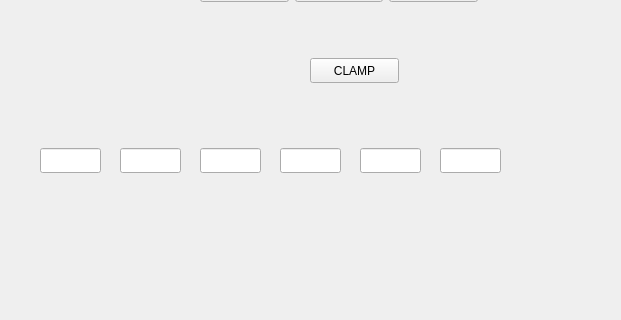
Before: the Qt Designer form nano_serial/form.ui in evkuz/py_project, drawn with Qt 5; both pictures show x 0 to 621 and y 102 to 422 of the 800 by 600 pixel window.
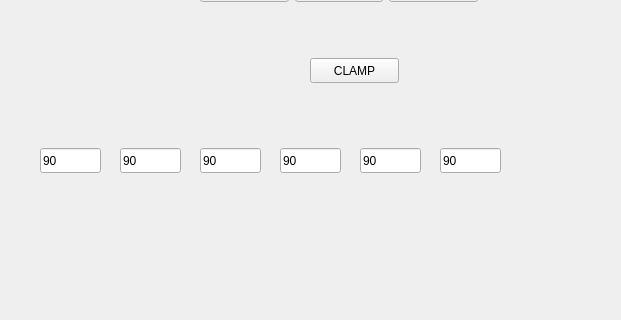
After: the same form once the commit is applied.

Commit message: 23.05.2021 Aadded GUI & serialdata to arrays

Patch:
```diff
--- a/nano_serial/form.ui
+++ b/nano_serial/form.ui
@@ -64,6 +64,9 @@
      <height>25</height>
     </rect>
    </property>
+   <property name="text">
+    <string>90</string>
+   </property>
   </widget>
   <widget class="QLineEdit" name="servo_2_lineEdit">
    <property name="geometry">
@@ -74,6 +77,9 @@
      <height>25</height>
     </rect>
    </property>
+   <property name="text">
+    <string>90</string>
+   </property>
   </widget>
   <widget class="QLineEdit" name="servo_3_lineEdit">
    <property name="geometry">
@@ -84,6 +90,9 @@
      <height>25</height>
     </rect>
    </property>
+   <property name="text">
+    <string>90</string>
+   </property>
   </widget>
   <widget class="QLineEdit" name="servo_4_lineEdit">
    <property name="geometry">
@@ -94,6 +103,9 @@
      <height>25</height>
     </rect>
    </property>
+   <property name="text">
+    <string>90</string>
+   </property>
   </widget>
   <widget class="QLineEdit" name="servo_5_lineEdit">
    <property name="geometry">
@@ -104,6 +116,9 @@
      <height>25</height>
     </rect>
    </property>
+   <property name="text">
+    <string>90</string>
+   </property>
   </widget>
   <widget class="QLineEdit" name="servo_6_lineEdit">
    <property name="geometry">
@@ -114,6 +129,9 @@
      <height>25</height>
     </rect>
    </property>
+   <property name="text">
+    <string>90</string>
+   </property>
   </widget>
  </widget>
  <resources/>
```
The commit also changes 2 other files.
